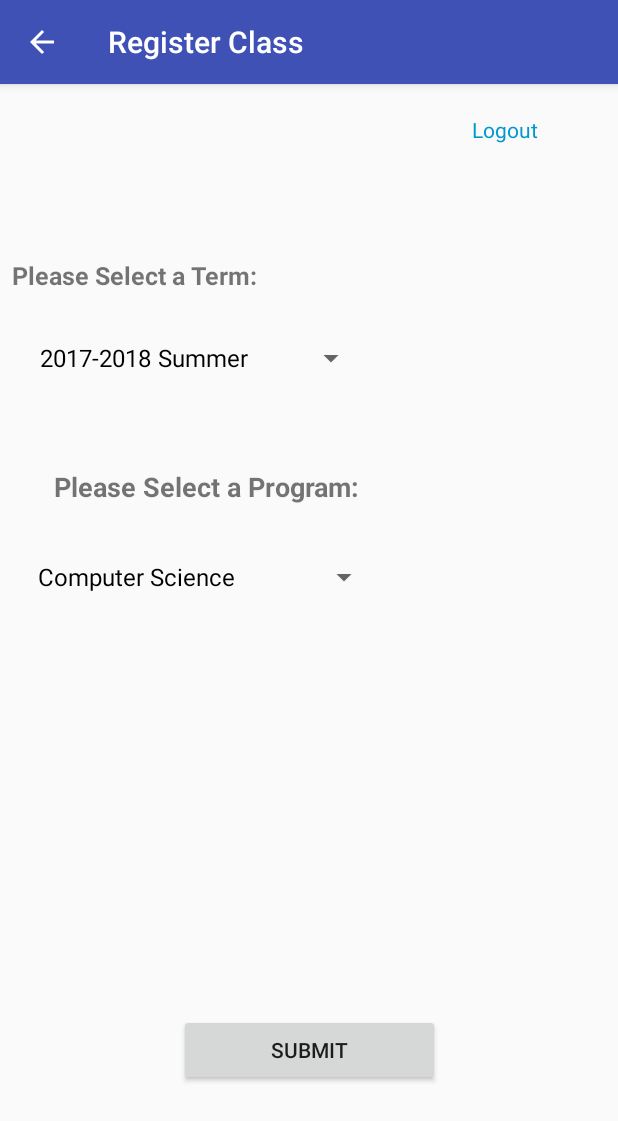
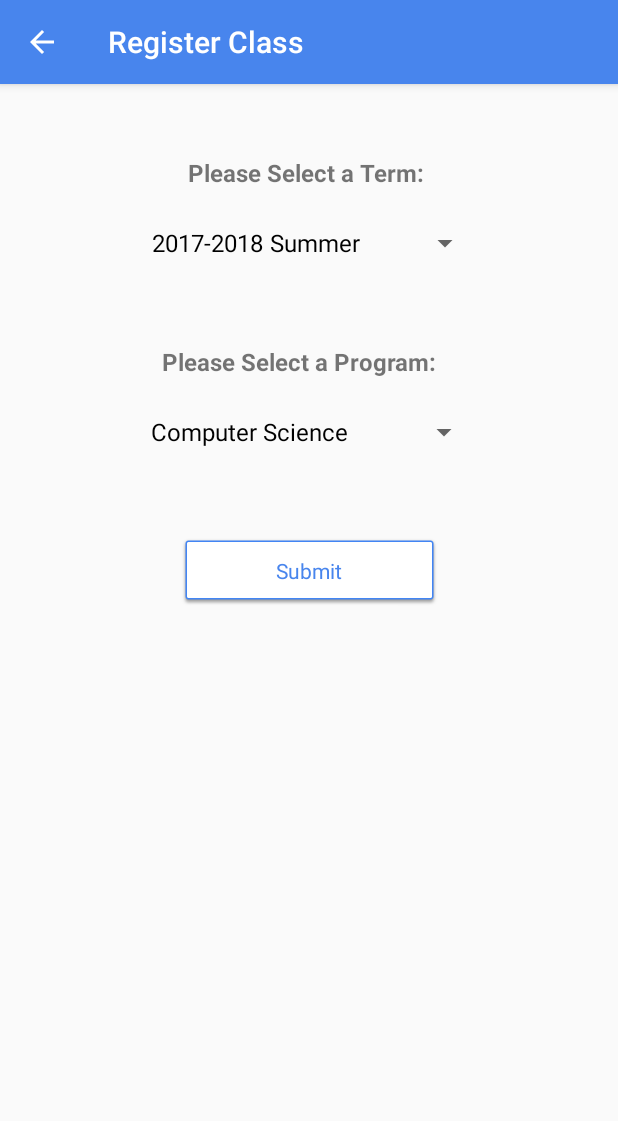
Before and after one commit to xiaoxiuzhe/CSCI3130-PROJECT, an Android app: the RegisterClass screen opened directly, with no data from a screen before it, on a phone screen of 412 x 824 dp. Shown: the top 1121 px of the screen. Run offline under Robolectric (Android 15) with nearby library versions, the phone set to English and light mode, and no system bars; our stand-ins replace Firebase (no records; nobody signed in at launch, a user with empty details on screens opened directly).

Commit message:
create a style for button improved align and centerlized page elements

```diff
--- a/app/src/main/AndroidManifest.xml
+++ b/app/src/main/AndroidManifest.xml
@@ -7,7 +7,7 @@
     <application
         android:allowBackup="true"
         android:icon="@mipmap/ic_launcher"
-        android:label="@string/app_name"
+        android:label="DalCourse Home"
         android:roundIcon="@mipmap/ic_launcher_round"
         android:supportsRtl="true"
         android:theme="@style/AppTheme">
--- a/app/src/main/res/layout/activity_register_class.xml
+++ b/app/src/main/res/layout/activity_register_class.xml
@@ -3,102 +3,67 @@
     xmlns:app="http://schemas.android.com/apk/res-auto"
     xmlns:tools="http://schemas.android.com/tools"
     android:layout_width="match_parent"
-    android:layout_height="match_parent"
-    >
+    android:layout_height="match_parent">
 
     <TextView
         android:id="@+id/textView7"
-        android:layout_width="205dp"
-        android:layout_height="39dp"
-        android:layout_marginBottom="8dp"
-        android:layout_marginEnd="160dp"
-        android:layout_marginStart="8dp"
-        android:layout_marginTop="8dp"
+        android:layout_width="197dp"
+        android:layout_height="wrap_content"
+        android:layout_marginTop="48dp"
         android:autoSizeTextType="uniform"
         android:gravity="top|bottom|left|right"
         android:text="Please Select a Program:"
+        android:textSize="16sp"
         android:textStyle="bold"
-        app:layout_constraintBottom_toBottomOf="parent"
-        app:layout_constraintEnd_toEndOf="parent"
-        app:layout_constraintHorizontal_bias="0.727"
-        app:layout_constraintStart_toStartOf="parent"
-        app:layout_constraintTop_toBottomOf="@+id/termSpinner"
-        app:layout_constraintVertical_bias="0.08" />
-
-    <TextView
-        android:id="@+id/signUp2"
-        android:layout_width="93dp"
-        android:layout_height="29dp"
-        android:layout_marginBottom="8dp"
-        android:layout_marginEnd="8dp"
-        android:layout_marginStart="144dp"
-        android:layout_marginTop="16dp"
-        android:clickable="true"
-        android:gravity="center"
-        android:onClick="logutButton"
-        android:text="Logout"
-        android:textColor="@android:color/holo_blue_dark"
-        android:textColorLink="@color/colorPrimary"
-        app:layout_constraintBottom_toBottomOf="parent"
-        app:layout_constraintEnd_toEndOf="parent"
-        app:layout_constraintHorizontal_bias="0.877"
-        app:layout_constraintStart_toStartOf="parent"
-        app:layout_constraintTop_toTopOf="parent"
-        app:layout_constraintVertical_bias="0.0" />
+        app:layout_constraintEnd_toEndOf="@+id/programSelect"
+        app:layout_constraintStart_toStartOf="@+id/programSelect"
+        app:layout_constraintTop_toBottomOf="@+id/termSpinner" />
 
     <Spinner
         android:id="@+id/termSpinner"
-        android:layout_width="226dp"
-        android:layout_height="33dp"
-        android:layout_marginBottom="8dp"
-        android:layout_marginEnd="8dp"
-        android:layout_marginTop="52dp"
-        app:layout_constraintBottom_toBottomOf="parent"
-        app:layout_constraintEnd_toEndOf="parent"
-        app:layout_constraintHorizontal_bias="0.106"
-        app:layout_constraintStart_toStartOf="parent"
-        app:layout_constraintTop_toTopOf="parent"
-        app:layout_constraintVertical_bias="0.169" />
+        android:layout_width="227dp"
+        android:layout_height="40dp"
+        android:layout_marginTop="16dp"
+        app:layout_constraintEnd_toEndOf="@+id/textView7"
+        app:layout_constraintHorizontal_bias="0.5"
+        app:layout_constraintStart_toStartOf="@+id/textView7"
+        app:layout_constraintTop_toBottomOf="@+id/textView4" />
 
     <TextView
         android:id="@+id/textView4"
         android:layout_width="163dp"
-        android:layout_height="39dp"
-        android:layout_marginBottom="8dp"
-        android:layout_marginStart="8dp"
-        android:layout_marginTop="8dp"
+        android:layout_height="wrap_content"
+        android:layout_marginEnd="16dp"
+        android:layout_marginStart="16dp"
+        android:layout_marginTop="48dp"
         android:autoSizeTextType="uniform"
         android:gravity="top|bottom|left|right"
         android:text="Please Select a Term:"
+        android:textSize="16sp"
         android:textStyle="bold"
-        app:layout_constraintBottom_toBottomOf="parent"
-        app:layout_constraintStart_toStartOf="parent"
-        app:layout_constraintTop_toTopOf="parent"
-        app:layout_constraintVertical_bias="0.14" />
+        app:layout_constraintEnd_toEndOf="@+id/termSpinner"
+        app:layout_constraintHorizontal_bias="0.5"
+        app:layout_constraintStart_toStartOf="@+id/termSpinner"
+        app:layout_constraintTop_toTopOf="parent" />
 
     <Spinner
         android:id="@+id/programSelect"
-        android:layout_width="236dp"
-        android:layout_height="33dp"
-        android:layout_marginEnd="8dp"
-        android:layout_marginStart="8dp"
-        android:layout_marginTop="24dp"
-        app:layout_constraintEnd_toEndOf="parent"
-        app:layout_constraintHorizontal_bias="0.06"
-        app:layout_constraintStart_toStartOf="parent"
+        android:layout_width="227dp"
+        android:layout_height="40dp"
+        android:layout_marginTop="16dp"
+        app:layout_constraintEnd_toEndOf="@+id/submitButton"
+        app:layout_constraintStart_toStartOf="@+id/submitButton"
         app:layout_constraintTop_toBottomOf="@+id/textView7" />
 
     <Button
         android:id="@+id/submitButton"
-        android:layout_width="174dp"
-        android:layout_height="wrap_content"
-        android:layout_marginBottom="100dp"
-        android:layout_marginEnd="8dp"
-        android:layout_marginStart="8dp"
+        style="@style/ButtonStyle"
+        android:layout_marginTop="48dp"
+        android:background="@drawable/common_google_signin_btn_icon_dark_normal_background"
         android:onClick="submitButton"
         android:text="Submit"
-        app:layout_constraintBottom_toBottomOf="parent"
         app:layout_constraintEnd_toEndOf="parent"
-        app:layout_constraintStart_toStartOf="parent" />
+        app:layout_constraintStart_toStartOf="parent"
+        app:layout_constraintTop_toBottomOf="@+id/programSelect" />
 
 </android.support.constraint.ConstraintLayout>
--- a/app/src/main/res/values/colors.xml
+++ b/app/src/main/res/values/colors.xml
@@ -1,6 +1,6 @@
 <?xml version="1.0" encoding="utf-8"?>
 <resources>
-    <color name="colorPrimary">#3f51b5</color>
-    <color name="colorPrimaryDark">#303F9F</color>
-    <color name="colorAccent">#ff4081</color>
+    <color name="colorPrimary">#4885ed</color>
+    <color name="colorPrimaryDark">#3070d6</color>
+    <color name="colorAccent">#4885ed</color>
 </resources>
--- a/app/src/main/res/values/styles.xml
+++ b/app/src/main/res/values/styles.xml
@@ -8,4 +8,12 @@
         <item name="colorAccent">@color/colorAccent</item>
     </style>
 
+    <style name="ButtonStyle" parent="@style/AppTheme">
+        <item name="android:background">@drawable/common_google_signin_btn_icon_dark_normal_background</item>
+        <item name="android:textColor">@color/colorPrimary</item>
+        <item name="android:layout_width">174dp</item>
+        <item name="android:layout_height">48dp</item>
+
+    </style>
+
 </resources>
```
Also changed, not shown: app/src/main/res/layout/activity_home.xml (+37 -55 lines), app/src/main/res/layout/activity_login.xml (+15 -18 lines), app/src/main/res/layout/activity_sign_up.xml (+19 -62 lines).
